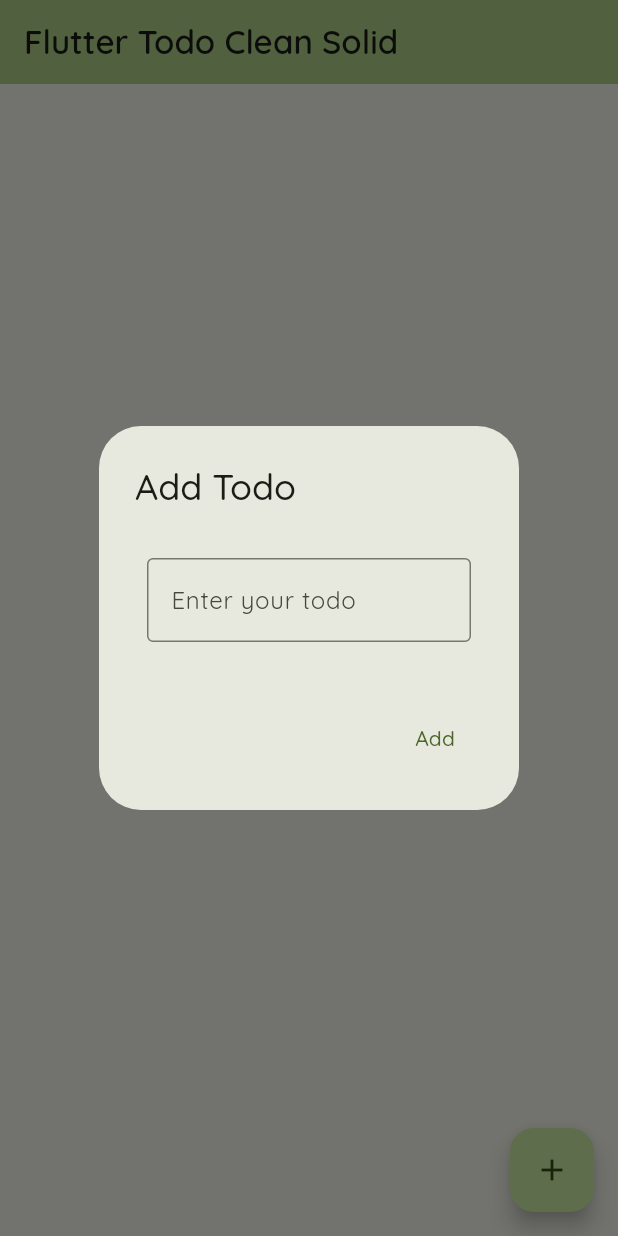
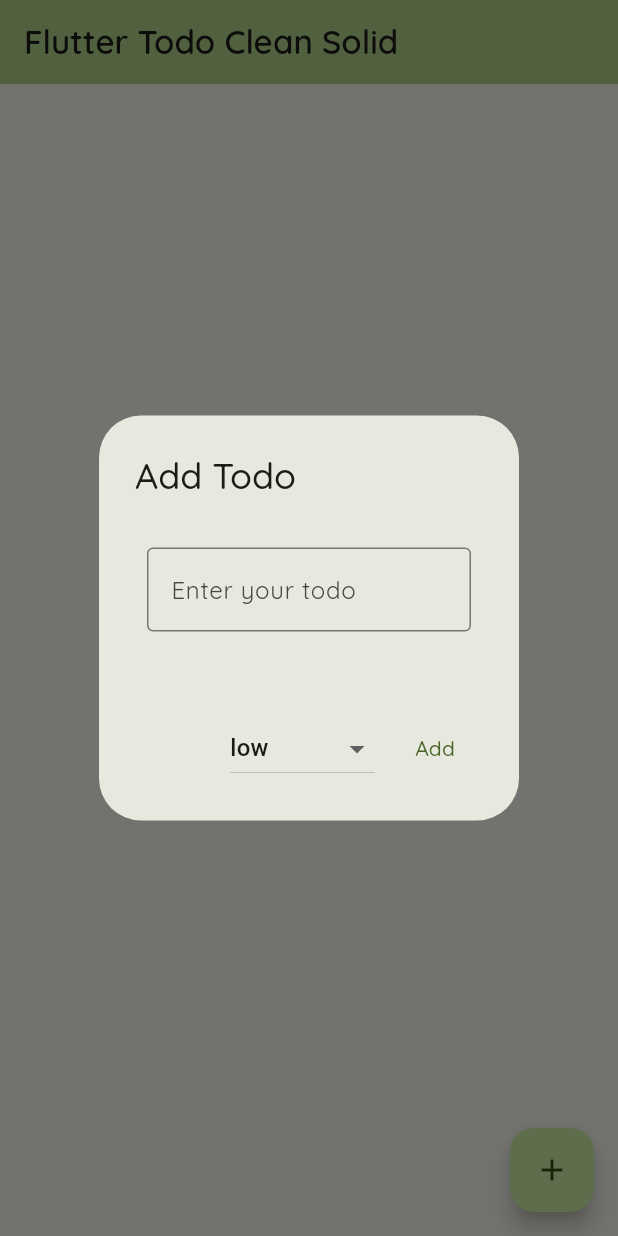
Before and after one commit to whosjorge23/todo_clean_solid, a Flutter app: the screen it shows after launch, after a tap on the "add" icon, on a phone screen of 412 x 824 dp. Run offline on Flutter 3.47's test engine with Material 2 defaults, Android fonts, the phone set to English and light mode, and no system bars; our stand-ins replace bloc, flutter_bloc, freezed_annotation, get_it, go_router, shared_preferences.

Commit message:
add todo priority with dropdown and colors

```diff
--- a/lib/features/cubit/todo_cubit.dart
+++ b/lib/features/cubit/todo_cubit.dart
@@ -1,4 +1,7 @@
+import 'dart:ui';
+
 import 'package:bloc/bloc.dart';
+import 'package:flutter/material.dart';
 import 'package:freezed_annotation/freezed_annotation.dart';
 import 'package:todo_clean_solid/models/todo.dart';
 import 'package:todo_clean_solid/services/shared_preferences_service.dart';
@@ -7,6 +10,13 @@ import 'package:todo_clean_solid/shared_export.dart';
 part 'todo_state.dart';
 
 part 'todo_cubit.freezed.dart';
+
+enum TodoPriority {
+  low,
+  medium,
+  high,
+  maximum,
+}
 
 class TodoCubit extends Cubit<TodoState> {
   TodoCubit() : super(const TodoState.initial()) {
@@ -47,4 +57,19 @@ class TodoCubit extends Cubit<TodoState> {
     sharedPrefsService.saveObjectsList("todos", todoList);
     print("list Todo Delete: ${await sharedPrefsService.getObjectsList("todos")}");
   }
+
+  Color getColorForTodoPriority(Todo todo) {
+    final priorityColors = {
+      TodoPriority.low: Colors.green,
+      TodoPriority.medium: Colors.yellow,
+      TodoPriority.high: Colors.orange,
+      TodoPriority.maximum: Colors.red,
+    };
+
+
+    // Get the color based on the priority of the Todo
+    return priorityColors[todo.priority] ?? Colors.grey;
+  }
+
+
 }
--- a/lib/features/todo_list_screen.dart
+++ b/lib/features/todo_list_screen.dart
@@ -6,6 +6,7 @@ import 'package:flutter_bloc/flutter_bloc.dart';
 import 'package:todo_clean_solid/models/todo.dart';
 import 'package:provider/provider.dart';
 import 'package:todo_clean_solid/extension/text_style.dart';
+import 'package:todo_clean_solid/widgets/priority_dropdown.dart';
 import 'package:uuid/uuid.dart';
 
 class TodoListScreen extends StatelessWidget {
@@ -49,7 +50,9 @@ class TodoListScreen extends StatelessWidget {
                                 ),
                                 title: Text(
                                   todos[i].title,
-                                  style: myTextStyle.getQuicksandMedium(),
+                                  style: myTextStyle
+                                      .getQuicksandMedium()
+                                      .copyWith(color: context.read<TodoCubit>().getColorForTodoPriority(todos[i])),
                                 ),
                                 trailing: IconButton(
                                   icon: const Icon(Icons.close),
@@ -97,6 +100,7 @@ class TodoListScreen extends StatelessWidget {
 
   Future<Todo?> _dialogBuilder(BuildContext context) async {
     myController.text = "";
+    var selectedPriorityTodo = TodoPriority.low;
     late Todo todo;
     await showDialog<void>(
       context: context,
@@ -108,16 +112,31 @@ class TodoListScreen extends StatelessWidget {
           ),
           content: Padding(
             padding: const EdgeInsets.symmetric(horizontal: 8, vertical: 16),
-            child: TextField(
-              controller: myController,
-              decoration: InputDecoration(
-                border: const OutlineInputBorder(),
-                hintText: 'Enter your todo',
-                hintStyle: myTextStyle.getQuicksandRegular(),
+            child: Container(
+              height: 70,
+              child: Column(
+                children: [
+                  TextField(
+                    controller: myController,
+                    decoration: InputDecoration(
+                      border: const OutlineInputBorder(),
+                      hintText: 'Enter your todo',
+                      hintStyle: myTextStyle.getQuicksandRegular(),
+                    ),
+                  ),
+                ],
               ),
             ),
           ),
           actions: <Widget>[
+            PriorityDropdown(
+              onChanged: (TodoPriority? selectedPriority) {
+                // Handle the selected priority here
+                if (selectedPriority != null) {
+                  selectedPriorityTodo = selectedPriority;
+                }
+              },
+            ),
             TextButton(
               style: TextButton.styleFrom(
                 textStyle: Theme.of(context).textTheme.labelLarge,
@@ -129,7 +148,8 @@ class TodoListScreen extends StatelessWidget {
               onPressed: () {
                 String enteredText = myController.text;
                 if (enteredText != "") {
-                  todo = Todo(id: uuid.v4().toString(), title: enteredText, isCompleted: false);
+                  todo = Todo(
+                      id: uuid.v4().toString(), title: enteredText, isCompleted: false, priority: selectedPriorityTodo);
                 }
                 context.pop();
               },
--- a/lib/models/todo.dart
+++ b/lib/models/todo.dart
@@ -1,4 +1,5 @@
 import 'package:freezed_annotation/freezed_annotation.dart';
+import 'package:todo_clean_solid/features/cubit/todo_cubit.dart';
 
 part 'todo.freezed.dart';
 
@@ -10,6 +11,7 @@ class Todo with _$Todo {
     required String id,
     required String title,
     required bool isCompleted,
+    required TodoPriority priority,
   }) = _Todo;
 
   factory Todo.fromJson(Map<String, dynamic> json) => _$TodoFromJson(json);
--- /dev/null
+++ b/lib/widgets/priority_dropdown.dart
@@ -0,0 +1,34 @@
+import 'package:flutter/material.dart';
+import 'package:todo_clean_solid/features/cubit/todo_cubit.dart';
+
+class PriorityDropdown extends StatefulWidget {
+  const PriorityDropdown({super.key, required this.onChanged});
+
+  final ValueChanged<TodoPriority?>? onChanged;
+
+  @override
+  State<PriorityDropdown> createState() => _PriorityDropdownState();
+}
+
+class _PriorityDropdownState extends State<PriorityDropdown> {
+  TodoPriority? _selectedPriority = TodoPriority.low;
+
+  @override
+  Widget build(BuildContext context) {
+    return DropdownButton<TodoPriority?>(
+      value: _selectedPriority,
+      onChanged: (TodoPriority? newValue) {
+        setState(() {
+          _selectedPriority = newValue;
+        });
+        widget.onChanged?.call(newValue);
+      },
+      items: TodoPriority.values.map((TodoPriority priority) {
+        return DropdownMenuItem<TodoPriority?>(
+          value: priority,
+          child: Text(priority.toString().split('.').last),
+        );
+      }).toList(),
+    );
+  }
+}
```
Also changed, not shown: lib/models/todo.freezed.dart, lib/models/todo.g.dart, 2 other files.
